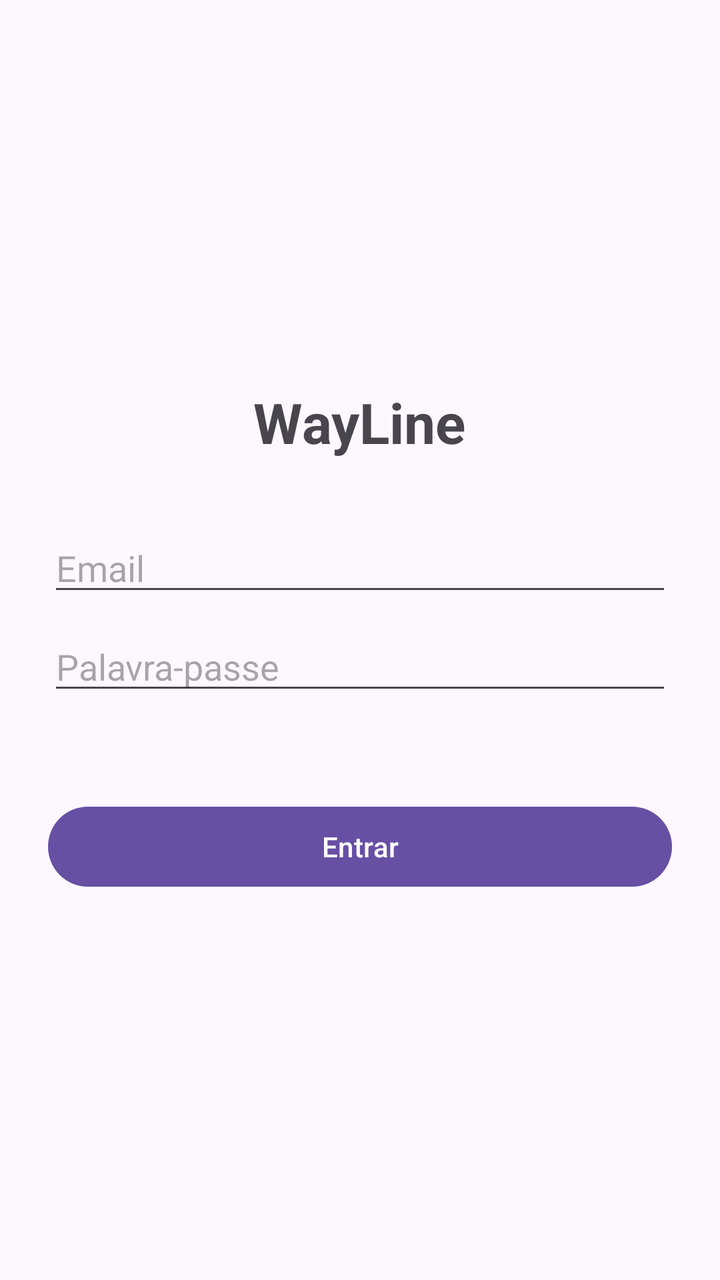
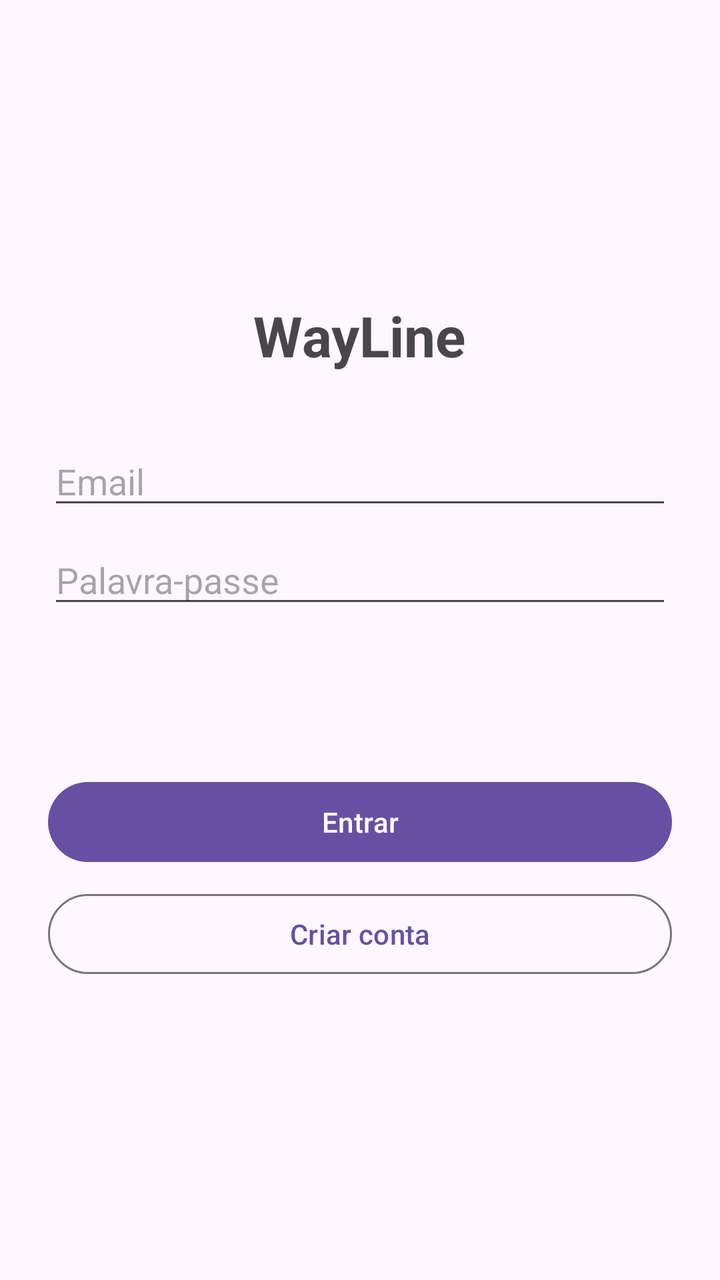

Before-and-after screenshots of an Android layout around one commit, followed by the original layout XML and the change that was made.
<!-- AndroidManifest.xml: application theme Theme.AtividadesFisicas -->
<!-- res/layout/activity_login.xml -->
<?xml version="1.0" encoding="utf-8"?>
<LinearLayout xmlns:android="http://schemas.android.com/apk/res/android"
              android:layout_width="match_parent"
              android:layout_height="match_parent"
              android:fitsSystemWindows="true"
              android:gravity="center"
              android:orientation="vertical"
              android:padding="24dp">

    <TextView
            android:layout_width="wrap_content"
            android:layout_height="wrap_content"
            android:layout_marginBottom="32dp"
            android:text="@string/login_titulo"
            android:textSize="28sp"
            android:textStyle="bold" />

    <EditText
            android:id="@+id/etEmail"
            android:layout_width="match_parent"
            android:layout_height="wrap_content"
            android:hint="@string/login_email"
            android:importantForAutofill="no"
            android:inputType="textEmailAddress" />

    <EditText
            android:id="@+id/etPassword"
            android:layout_width="match_parent"
            android:layout_height="wrap_content"
            android:layout_marginTop="8dp"
            android:hint="@string/login_password"
            android:importantForAutofill="no"
            android:inputType="textPassword" />

    <TextView
            android:id="@+id/tvErro"
            android:layout_width="match_parent"
            android:layout_height="wrap_content"
            android:layout_marginTop="12dp"
            android:textColor="#D32F2F" />

    <Button
            android:id="@+id/btnLogin"
            android:layout_width="match_parent"
            android:layout_height="wrap_content"
            android:layout_marginTop="16dp"
            android:text="@string/login_entrar" />

</LinearLayout>
<!-- resources referenced by this layout -->
<resources>
  <string name="login_email">Email</string>
  <string name="login_entrar">Entrar</string>
  <string name="login_password">Palavra-passe</string>
  <string name="login_titulo">WayLine</string>
  <style name="Theme.AtividadesFisicas" parent="Base.Theme.AtividadesFisicas" />
  <style name="Base.Theme.AtividadesFisicas" parent="Theme.Material3.DayNight">
          
          
      </style>
</resources>

<!-- the commit's change to res/layout/activity_login.xml (unified diff, before → after) -->
@@ -39,6 +39,13 @@
             android:layout_marginTop="12dp"
             android:textColor="#D32F2F" />
 
+    <TextView
+            android:id="@+id/tvSucesso"
+            android:layout_width="match_parent"
+            android:layout_height="wrap_content"
+            android:layout_marginTop="12dp"
+            android:textColor="#2E7D32" />
+
     <Button
             android:id="@+id/btnLogin"
             android:layout_width="match_parent"
@@ -46,4 +53,12 @@
             android:layout_marginTop="16dp"
             android:text="@string/login_entrar" />
 
+    <Button
+            android:id="@+id/btnCriarConta"
+            style="@style/Widget.Material3.Button.OutlinedButton"
+            android:layout_width="match_parent"
+            android:layout_height="wrap_content"
+            android:layout_marginTop="8dp"
+            android:text="@string/login_criar_conta" />
+
 </LinearLayout>
<!-- resource entries referenced after the edit -->
@@ -1,5 +1,6 @@
 <!-- resources referenced by this layout -->
 <resources>
+  <string name="login_criar_conta">Criar conta</string>
   <string name="login_email">Email</string>
   <string name="login_entrar">Entrar</string>
   <string name="login_password">Palavra-passe</string>
